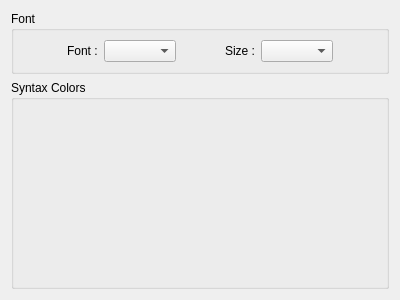
This is options/fontoptionswidget.ui in PonyEdit/PonyEdit as Qt 5 draws it before an edit. The edited form follows.
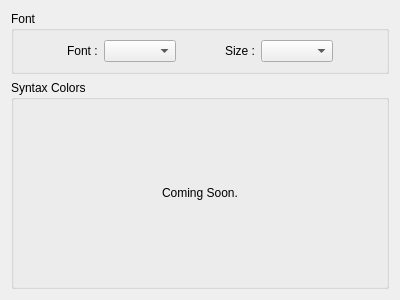
This is the edited form.

Commit message: Preparations for closed alpha; adding "Coming Soon" placeholders to options dialog, and adding libz to the derps for win32.

What changed in the file:
```diff
--- a/options/fontoptionswidget.ui
+++ b/options/fontoptionswidget.ui
@@ -92,7 +92,7 @@
       <string>Syntax Colors</string>
      </property>
      <layout class="QGridLayout" name="gridLayout">
-      <item row="0" column="0">
+      <item row="0" column="1">
        <spacer name="verticalSpacer">
         <property name="orientation">
          <enum>Qt::Vertical</enum>
@@ -100,11 +100,57 @@
         <property name="sizeHint" stdset="0">
          <size>
           <width>20</width>
-          <height>187</height>
+          <height>40</height>
          </size>
         </property>
        </spacer>
       </item>
+      <item row="2" column="1">
+       <spacer name="verticalSpacer_2">
+        <property name="orientation">
+         <enum>Qt::Vertical</enum>
+        </property>
+        <property name="sizeHint" stdset="0">
+         <size>
+          <width>20</width>
+          <height>40</height>
+         </size>
+        </property>
+       </spacer>
+      </item>
+      <item row="0" column="0">
+       <spacer name="horizontalSpacer_4">
+        <property name="orientation">
+         <enum>Qt::Horizontal</enum>
+        </property>
+        <property name="sizeHint" stdset="0">
+         <size>
+          <width>40</width>
+          <height>20</height>
+         </size>
+        </property>
+       </spacer>
+      </item>
+      <item row="0" column="2">
+       <spacer name="horizontalSpacer_5">
+        <property name="orientation">
+         <enum>Qt::Horizontal</enum>
+        </property>
+        <property name="sizeHint" stdset="0">
+         <size>
+          <width>40</width>
+          <height>20</height>
+         </size>
+        </property>
+       </spacer>
+      </item>
+      <item row="1" column="1">
+       <widget class="QLabel" name="label_3">
+        <property name="text">
+         <string>Coming Soon.</string>
+        </property>
+       </widget>
+      </item>
      </layout>
     </widget>
    </item>
```
The commit also changes 2 other files.
